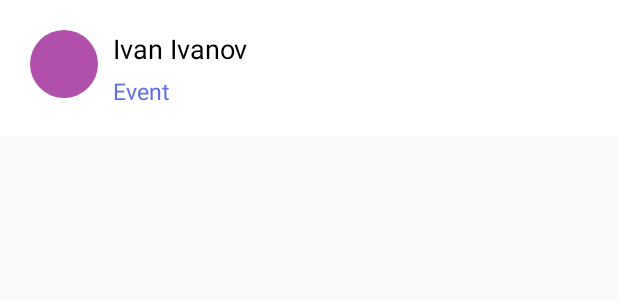
After one commit to Dem-xBitly/Event, an Android app: the layout item_invite_notifications.xml on its own in the app's theme, with its tools: preview values and no code run, on a phone screen of 412 x 824 dp. The commit adds this screen. Shown: the top 300 px of the screen. Run offline under Robolectric (Android 15) with nearby library versions, the phone set to English and light mode, and no system bars; Roboto replaces fonts that are not available here.

Commit message:
Уведомления о приглашениях в процессе

```diff
--- a/app/src/main/java/dem/xbitly/eventplatform/bottomnav/notifications/NotificationsViewModel.java
+++ b/app/src/main/java/dem/xbitly/eventplatform/bottomnav/notifications/NotificationsViewModel.java
@@ -9,8 +9,8 @@ public class NotificationsViewModel extends ViewModel {
     private MutableLiveData<String> mText;
 
     public NotificationsViewModel() {
-        mText = new MutableLiveData<>();
-        mText.setValue("This is notifications fragment");
+//        mText = new MutableLiveData<>();
+//        mText.setValue("This is notifications fragment");
     }
 
     public LiveData<String> getText() {
--- /dev/null
+++ b/app/src/main/res/layout/item_invite_notifications.xml
@@ -0,0 +1,52 @@
+<?xml version="1.0" encoding="utf-8"?>
+<RelativeLayout xmlns:android="http://schemas.android.com/apk/res/android"
+    android:layout_width="match_parent"
+    android:layout_height="wrap_content"
+    android:paddingBottom="20dp"
+    android:background="#fff"
+    xmlns:tools="http://schemas.android.com/tools">
+
+    <ImageView
+        android:id="@+id/profile_image"
+        android:layout_width="45dp"
+        android:layout_height="45dp"
+        android:layout_marginStart="20dp"
+        android:layout_marginTop="20dp"
+        android:background="@drawable/profile_image_shape"/>
+
+        <TextView
+            android:id="@+id/from"
+            android:layout_width="wrap_content"
+            android:layout_height="wrap_content"
+            tools:text="Ivan Ivanov"
+            android:layout_marginStart="10dp"
+            android:layout_marginTop="20dp"
+            android:layout_toEndOf="@+id/profile_image"
+            android:textSize="18sp"/>
+
+    <TextView
+        android:layout_width="wrap_content"
+        android:layout_height="wrap_content"
+        android:id="@+id/event_name"
+        tools:text="Event"
+        android:layout_below="@+id/from"
+        android:layout_marginTop="5dp"
+        android:layout_toEndOf="@+id/profile_image"
+        android:textSize="15sp"
+        android:layout_marginStart="10dp"
+        android:textColor="#606EED"/>
+
+
+<!--    <Button-->
+<!--        android:layout_width="wrap_content"-->
+<!--        android:layout_height="wrap_content"-->
+<!--        android:background="@drawable/sign_in_btn"-->
+<!--        android:text="I'll go!"-->
+<!--        android:textSize="14sp"-->
+<!--        android:layout_marginTop="20dp"-->
+<!--        android:layout_toEndOf="@id/event_name"-->
+<!--        android:layout_marginStart="100dp"-->
+<!--        />-->
+
+
+</RelativeLayout>
--- a/app/src/main/res/menu/bottom_nav_menu.xml
+++ b/app/src/main/res/menu/bottom_nav_menu.xml
@@ -11,7 +11,7 @@
     <item
         android:id="@+id/navigation_dashboard"
         android:icon="@drawable/ic_map_icon"
-        android:title="@string/title_dashboard"
+        android:title="@string/title_map"
         app:labelVisibilityMode="unlabeled"/>
 
     <item
--- a/app/src/main/res/values/strings.xml
+++ b/app/src/main/res/values/strings.xml
@@ -19,7 +19,7 @@
     <string name="max_amount"> max amount </string>
     <string name="find"> find </string>
     <string name="title_home">Home</string>
-    <string name="title_dashboard">News</string>
+    <string name="title_map">Map</string>
     <string name="title_profile">Profile</string>
     <string name="title_notifications">Notifications</string>
     <string name="title_messenger">Messenger</string>
```
Also changed, not shown: app/src/main/java/dem/xbitly/eventplatform/PrivateEventActivity.java (+10 -6 lines), app/src/main/java/dem/xbitly/eventplatform/bottomnav/notifications/Notification.java (added, +56 -0 lines), app/src/main/java/dem/xbitly/eventplatform/bottomnav/notifications/NotificationAdapter.java (added, +48 -0 lines), app/src/main/java/dem/xbitly/eventplatform/bottomnav/notifications/NotificationsFragment.java (+51 -7 lines), app/src/main/java/dem/xbitly/eventplatform/users/User.java (+6 -6 lines), app/src/main/java/dem/xbitly/eventplatform/users/UsersInvitationActivity.java (+10 -6 lines), app/src/main/res/layout/fragment_notifications.xml (+7 -15 lines).
